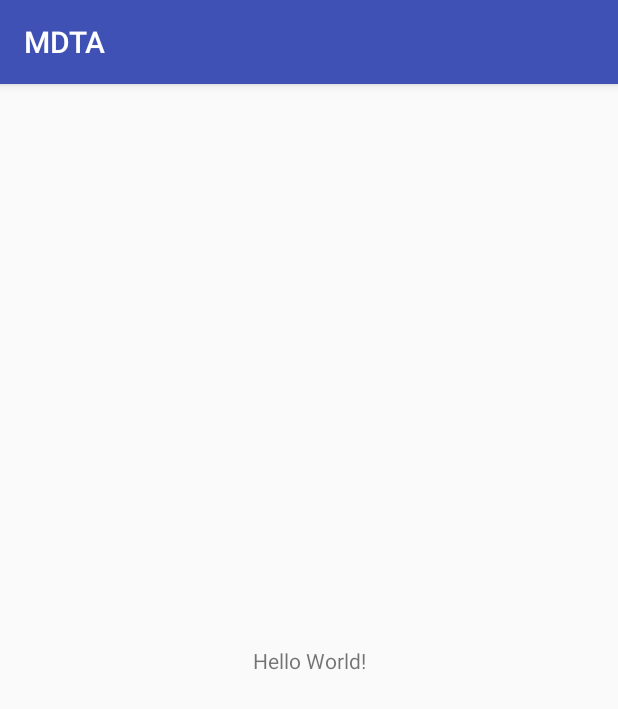
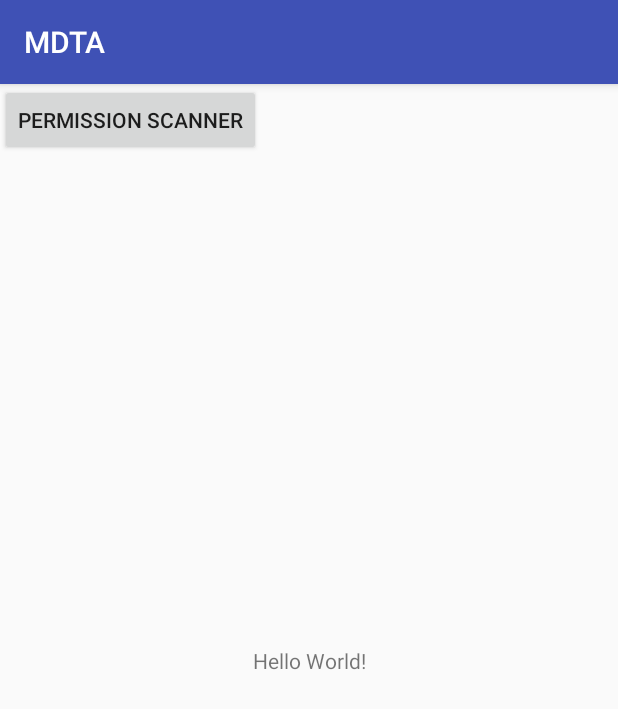
Before and after one commit to ipfyx/MDTA, an Android app: the screen it shows after launch (MainActivity), on a phone screen of 412 x 824 dp. Shown: the top 709 px of the screen. Run offline under Robolectric (Android 15) with nearby library versions, the phone set to English and light mode, and no system bars; 2 statements that could not run were skipped.

Commit message:
Integration of Permission basic scanner API in an undesigned activity

```diff
--- a/app/src/main/AndroidManifest.xml
+++ b/app/src/main/AndroidManifest.xml
@@ -2,6 +2,7 @@
 <manifest xmlns:android="http://schemas.android.com/apk/res/android"
     package="fr.mdta.mdta">
 
+    <uses-permission android:name="android.permission.INTERNET" />
     <application
         android:allowBackup="true"
         android:icon="@mipmap/ic_launcher"
--- a/app/src/main/java/fr/mdta/mdta/MainActivity.java
+++ b/app/src/main/java/fr/mdta/mdta/MainActivity.java
@@ -1,8 +1,14 @@
 package fr.mdta.mdta;
 
+import android.content.Intent;
+import android.os.Bundle;
 import android.support.v7.app.AppCompatActivity;
-import android.os.Bundle;
+import android.view.View;
+import android.widget.Button;
 import android.widget.TextView;
+
+import fr.mdta.mdta.PermissionsScanner.PermissionsScannerActivity;
+
 
 public class MainActivity extends AppCompatActivity {
 
@@ -19,6 +25,15 @@ public class MainActivity extends AppCompatActivity {
         // Example of a call to a native method
         TextView tv = (TextView) findViewById(R.id.sample_text);
         tv.setText(stringFromJNI());
+
+        Button button = (Button) findViewById(R.id.permissionScanner);
+        button.setOnClickListener(new View.OnClickListener() {
+            @Override
+            public void onClick(View v) {
+                Intent i = new Intent(MainActivity.this, PermissionsScannerActivity.class);
+                startActivity(i);
+            }
+        });
     }
 
     /**
--- a/app/src/main/java/fr/mdta/mdta/API/APIModel/SentItem/SimplifiedPackageInfo.java
+++ b/app/src/main/java/fr/mdta/mdta/PermissionsScanner/Model/SimplifiedPackageInfo.java
@@ -1,4 +1,4 @@
-package fr.mdta.mdta.API.APIModel.SentItem;
+package fr.mdta.mdta.PermissionsScanner.Model;
 
 import java.util.ArrayList;
 
--- a/app/src/main/res/layout/activity_main.xml
+++ b/app/src/main/res/layout/activity_main.xml
@@ -16,4 +16,10 @@
         app:layout_constraintRight_toRightOf="parent"
         app:layout_constraintTop_toTopOf="parent" />
 
+    <Button
+        android:id="@+id/permissionScanner"
+        android:text="PERMISSION SCANNER"
+        android:layout_width="wrap_content"
+        android:layout_height="wrap_content" />
+
 </android.support.constraint.ConstraintLayout>
```
Also changed, not shown: app/src/main/java/fr/mdta/mdta/PermissionsScanner/PackageInfoFactory.java (+5 -3 lines), app/src/main/java/fr/mdta/mdta/PermissionsScanner/PermissionsScannerActivity.java (+49 -2 lines), app/src/main/res/layout/activity_permissions_scanner.xml (+23 -6 lines).
